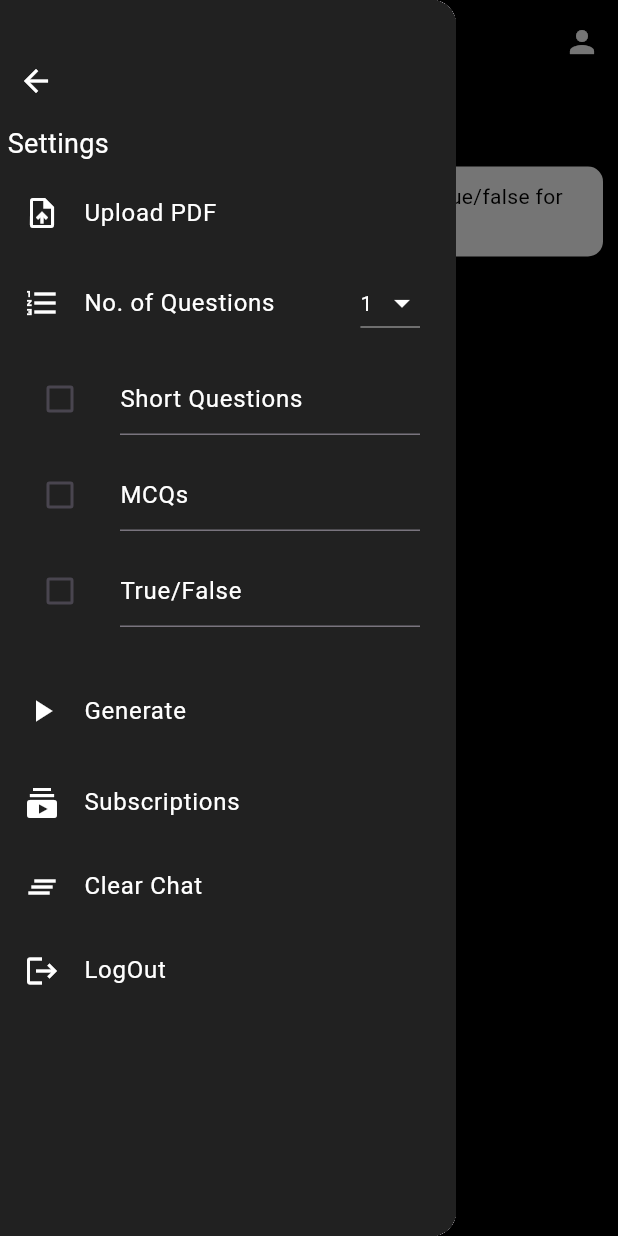
After one commit to Simra-Rizwan/chatbot_code, a Flutter app: the QuizMakerScreen screen opened directly, with the side drawer open, on a phone screen of 412 x 824 dp. The commit adds this screen. Run offline on Flutter 3.47's test engine with Material 3 defaults, Android fonts, the phone set to English and light mode, and no system bars; our stand-ins replace carousel_slider, cloud_firestore, file_picker, firebase_auth, firebase_core, firebase_messaging and 5 more; accounts and stored records are empty; network calls fail.

Commit message:
Updated files are added

```diff
--- a/lib/chatbot_screen.dart
+++ b/lib/chatbot_screen.dart
@@ -2,9 +2,7 @@ import 'dart:convert';
 import 'dart:io';
 import 'package:custfyp/services/dialog_service.dart';
 import 'package:custfyp/subsciption_screen.dart';
-import 'package:custfyp/summarizer_screen.dart';
 import 'package:custfyp/user_profile.dart';
-import 'package:custfyp/welcome_screen.dart';
 import 'package:flutter/material.dart';
 import 'package:http/http.dart' as http;
 import 'package:image_picker/image_picker.dart';
@@ -208,8 +206,10 @@ class _ChatBotScreenState extends State<ChatBotScreen> {
                   onTap: () {
                     setState(() {
                       messages.clear();
-                      messages.add(
-                          {'sender': 'bot', 'text': 'Hi, how can I help you?'});
+                      messages.addAll([
+                        {'sender': 'bot', 'text': 'Hi,Welcome to ChatBot'},
+                        {'sender': 'bot', 'text': 'How can I help you?'}
+                      ]);
                     });
                     Navigator.pop(context); // Close the drawer after clearing
                   },
--- /dev/null
+++ b/lib/quizmaker_screen.dart
@@ -0,0 +1,422 @@
+import 'dart:convert';
+import 'dart:io';
+import 'package:custfyp/services/dialog_service.dart';
+import 'package:custfyp/subsciption_screen.dart';
+import 'package:custfyp/user_profile.dart';
+import 'package:flutter/material.dart';
+import 'package:http/http.dart' as http;
+import 'package:image_picker/image_picker.dart';
+import 'package:file_picker/file_picker.dart';
+
+class QuizMakerScreen extends StatefulWidget {
+  const QuizMakerScreen({super.key});
+
+  @override
+  _QuizMakerScreenState createState() => _QuizMakerScreenState();
+}
+
+class _QuizMakerScreenState extends State<QuizMakerScreen> {
+  final GlobalKey<ScaffoldState> _scaffoldKey = GlobalKey<ScaffoldState>();
+  final TextEditingController _controller = TextEditingController();
+  final ImagePicker _picker = ImagePicker();
+
+  String? selectedPdfPath;
+  String? pdfName; // Variable to store the PDF name
+  int selectedQuestions = 1; // Default number of questions
+  bool isShortChecked = false;
+  bool isMCQsChecked = false;
+  bool isTrueFalseChecked = false;
+  List<Map<String, dynamic>> messages = [
+    {'sender': 'bot', 'text': 'Hi, Welcome to Quiz Maker'},
+    {'sender': 'bot', 'text': 'I can generate short questions, mcqs and true/false for you'}
+  ];
+  final TextEditingController shortController = TextEditingController();
+  final TextEditingController mcqController = TextEditingController();
+  final TextEditingController trueFalseController = TextEditingController();
+
+  String errorMessage = ''; // Variable to store error messages
+
+  Future<void> sendEncodedPayload(String? pdfUrl) async {
+    setState(() {
+      messages
+          .add({'sender': 'user', 'text': _controller.text, 'file': pdfUrl});
+      selectedPdfPath = null;
+    });
+
+    Map<String, dynamic> inputData = {
+      "query_text": _controller.text,
+      "selected_question": selectedQuestions,
+      "short_checked": isShortChecked,
+      "mcqs_checked": isMCQsChecked,
+      "truefalse_checked": isTrueFalseChecked,
+      "pdf_name": pdfName,
+    };
+
+    _controller.clear();
+
+    String jsonStr = jsonEncode(inputData);
+    String encodedStr = base64Encode(utf8.encode(jsonStr));
+
+    String url = "http://10.0.2.2:5000/decode";
+
+    try {
+      final response = await http.post(
+        Uri.parse(url),
+        headers: {"Content-Type": "application/json"},
+        body: jsonEncode({"encoded_data": encodedStr}),
+      );
+
+      if (response.statusCode == 200) {
+        setState(() {
+          messages.add(
+              {'sender': 'bot', 'text': jsonDecode(response.body)['response']});
+        });
+      } else {
+        ScaffoldMessenger.of(context).showSnackBar(
+          SnackBar(content: Text("Error: ${response.body}")),
+        );
+      }
+    } catch (e) {
+      ScaffoldMessenger.of(context).showSnackBar(
+        SnackBar(content: Text("Failed to send request: $e")),
+      );
+    }
+  }
+
+  Future<void> pickAndUploadPDF() async {
+    final result = await FilePicker.platform.pickFiles(
+      type: FileType.custom,
+      allowedExtensions: ['pdf'],
+    );
+    if (result != null) {
+      setState(() {
+        selectedPdfPath = result.files.single.path;
+        pdfName = result.files.single.name;  // Storing the PDF name here
+      });
+    }
+  }
+
+
+  // Function to check the condition of the sum of numbers in checkboxes
+  bool isValidQuestionCount() {
+    int sum = 0;
+    if (isShortChecked) sum += int.tryParse(shortController.text) ?? 0;
+    if (isMCQsChecked) sum += int.tryParse(mcqController.text) ?? 0;
+    if (isTrueFalseChecked) sum += int.tryParse(trueFalseController.text) ?? 0;
+
+    if (sum == selectedQuestions) {
+      setState(() {
+        errorMessage = ''; // Clear error if valid
+      });
+      return true;
+    } else {
+      setState(() {
+        errorMessage = 'The total number of questions must equal $selectedQuestions.';
+      });
+      return false;
+    }
+  }
+
+  @override
+  Widget build(BuildContext context) {
+    return Scaffold(
+      key: _scaffoldKey,
+      appBar: AppBar(
+        backgroundColor: Colors.black,
+        iconTheme: const IconThemeData(color: Colors.white),
+        actions: [
+          IconButton(
+            icon: const Icon(Icons.person, color: Colors.white),
+            onPressed: () {
+              Navigator.push(
+                context,
+                MaterialPageRoute(builder: (context) => const UserProfile()),
+              );
+            },
+          ),
+        ],
+        title: const Text(
+          'Quiz Maker',
+          style: TextStyle(
+            color: Colors.white,
+            fontSize: 18,
+            fontWeight: FontWeight.bold,
+          ),
+        ),
+        centerTitle: true,
+      ),
+      drawer: Drawer(
+        child: Container(
+          color: Colors.grey[900],
+          child: Padding(
+            padding: const EdgeInsets.only(top: 30.0),
+            child: Column(
+              crossAxisAlignment: CrossAxisAlignment.start,
+              children: [
+                IconButton(
+                  icon: const Icon(Icons.arrow_back, color: Colors.white),
+                  onPressed: () {
+                    Navigator.pop(context);
+                  },
+                ),
+                const Padding(
+                  padding: EdgeInsets.all(05.0),
+                  child: Text('Settings',
+                      style: TextStyle(color: Colors.white, fontSize: 18)),
+                ),
+                ListTile(
+                  leading: const Icon(Icons.upload_file, color: Colors.white),
+                  title: const Text("Upload PDF",
+                      style: TextStyle(color: Colors.white)),
+                  onTap: pickAndUploadPDF,
+                ), // Default value
+
+                ListTile(
+                  leading: const Icon(Icons.format_list_numbered,
+                      color: Colors.white),
+                  title: Row(
+                    mainAxisAlignment: MainAxisAlignment.spaceBetween,
+                    children: [
+                      const Text("No. of Questions",
+                          style: TextStyle(color: Colors.white)),
+                      DropdownButton<int>(
+                        value: selectedQuestions,
+                        dropdownColor: Colors.black,
+                        style: const TextStyle(color: Colors.white),
+                        icon: const Icon(Icons.arrow_drop_down,
+                            color: Colors.white),
+                        items: List.generate(20, (index) {
+                          return DropdownMenuItem<int>(
+                            value: index + 1,
+                            child: Text((index + 1).toString()),
+                          );
+                        }),
+                        onChanged: (value) {
+                          setState(() {
+                            selectedQuestions = value!;
+                          });
+                        },
+                      ),
+                    ],
+                  ),
+                ),
+
+                ListTile(
+                  leading: Checkbox(
+                    value: isShortChecked,
+                    onChanged: (bool? value) {
+                      setState(() {
+                        isShortChecked = value!;
+                      });
+                    },
+                  ),
+                  title: TextField(
+                    controller: shortController,
+                    keyboardType: TextInputType.number,
+                    decoration: const InputDecoration(
+                      hintText: "Short Questions",
+                      hintStyle: TextStyle(color: Colors.white),
+                    ),
+                    style: const TextStyle(color: Colors.white),
+                  ),
+                ),
+                ListTile(
+                  leading: Checkbox(
+                    value: isMCQsChecked,
+                    onChanged: (bool? value) {
+                      setState(() {
+                        isMCQsChecked = value!;
+                      });
+                    },
+                  ),
+                  title: TextField(
+                    controller: mcqController,
+                    keyboardType: TextInputType.number,
+                    decoration: const InputDecoration(
+                      hintText: "MCQs",
+                      hintStyle: TextStyle(color: Colors.white),
+                    ),
+                    style: const TextStyle(color: Colors.white),
+                  ),
+                ),
+                ListTile(
+                  leading: Checkbox(
+                    value: isTrueFalseChecked,
+                    onChanged: (bool? value) {
+                      setState(() {
+                        isTrueFalseChecked = value!;
+                      });
+                    },
+                  ),
+                  title: TextField(
+                    controller: trueFalseController,
+                    keyboardType: TextInputType.number,
+                    decoration: const InputDecoration(
+                      hintText: "True/False",
+                      hintStyle: TextStyle(color: Colors.white),
+                    ),
+                    style: const TextStyle(color: Colors.white),
+                  ),
+                ),
+                if (errorMessage.isNotEmpty) ...[
+                  Padding(
+                    padding: const EdgeInsets.all(8.0),
+                    child: Text(
+                      errorMessage,
+                      style: const TextStyle(color: Colors.red),
+                    ),
+                  ),
+                ],
+                // New "Generate" button
+                const SizedBox(height: 20),
+                ListTile(
+                  leading: const Icon(Icons.play_arrow, color: Colors.white),
+                  title: const Text("Generate", style: TextStyle(color: Colors.white)),
+                  onTap: () {
+                    if (isValidQuestionCount()) {
+                      ScaffoldMessenger.of(context).showSnackBar(
+                        const SnackBar(content: Text('Generating quiz...')),
+                      );
+                    }
+                  },
+                ),
+                const SizedBox(height: 05),
+                ListTile(
+                  leading: const Icon(Icons.subscriptions, color: Colors.white),
+                  title: const Text("Subscriptions",
+                      style: TextStyle(color: Colors.white)),
+                  onTap: () {
+                    Navigator.push(
+                      context,
+                      MaterialPageRoute(
+                          builder: (context) => SubsciptionScreen()),
+                    );
+                  },
+                ),
+                ListTile(
+                  leading: const Icon(Icons.clear_all, color: Colors.white),
+                  title: const Text("Clear Chat",
+                      style: TextStyle(color: Colors.white)),
+                  onTap: () {
+                    setState(() {
+                      messages.clear();
+                      messages.addAll([
+                          {'sender': 'bot', 'text': 'Hi, Welcome to Quiz Maker'},
+                          {'sender': 'bot', 'text': 'I can generate short questions, mcqs and true/false for you'}
+                      ]);
+                    });
+                    Navigator.pop(context);
+                  },
+                ),
+                ListTile(
+                  leading: const Icon(Icons.logout, color: Colors.white),
+                  title: const Text("LogOut",
+                      style: TextStyle(color: Colors.white)),
+                  onTap: () {
+                    showLogoutConfirmationDialog(context);
+                  },
+                ),
+              ],
+            ),
+          ),
+        ),
+      ),
+      body: Container(
+        color: Colors.black,
+        child: Column(
+          children: [
+            Expanded(
+              child: ListView.builder(
+                itemCount: messages.length,
+                itemBuilder: (context, index) {
+                  final message = messages[index];
+                  return Align(
+                    alignment: message['sender'] == 'user'
+                        ? Alignment.centerRight
+                        : Alignment.centerLeft,
+                    child: Container(
+                      margin: const EdgeInsets.symmetric(
+                          vertical: 5, horizontal: 10),
+                      padding: const EdgeInsets.all(10),
+                      decoration: BoxDecoration(
+                        color: message['sender'] == 'user'
+                            ? Colors.grey
+                            : Colors.white,
+                        borderRadius: BorderRadius.circular(10),
+                      ),
+                      child: Column(
+                        crossAxisAlignment: CrossAxisAlignment.start,
+                        children: [
+                          if (message['file'] != null)
+                            Text(
+                              "PDF: ${message['file']}",
+                              style: const TextStyle(color: Colors.black),
+                            ),
+                          Text(
+                            message['text'] ?? '',
+                            style: const TextStyle(color: Colors.black),
+                          ),
+                        ],
+                      ),
+                    ),
+                  );
+                },
+              ),
+            ),
+            Padding(
+              padding: const EdgeInsets.all(10.0),
+              child: Row(
+                children: [
+                  if (selectedPdfPath != null)
+                    Expanded(
+                      child: Padding(
+                        padding: const EdgeInsets.only(right: 8.0),
+                        child: Text(
+                          'PDF: $pdfName',
+                          style: const TextStyle(color: Colors.white),
+                          overflow: TextOverflow.ellipsis, // Ensures text does not overflow
+                          maxLines: 1, // Keeps it to a single line
+                        ),
+                      ),
+                    ),
+
+
+                  // IconButton(
+                  //   icon: const Icon(Icons.file_copy, color: Colors.blue),
+                  //   onPressed: pickAndUploadPDF,
+                  // ),
+                  // Expanded(
+                  //   child: TextField(
+                  //     controller: _controller,
+                  //     style: const TextStyle(color: Colors.white),
+                  //     decoration: const InputDecoration(
+                  //       hintText: 'Type your message...',
+                  //       hintStyle: TextStyle(color: Colors.white),
+                  //       border: InputBorder.none,
+                  //     ),
+                  //   ),
+                  // ),
+                  // IconButton(
+                  //   icon: const Icon(Icons.send, color: Colors.blue),
+                  //   onPressed: () {
+                  //     sendEncodedPayload(selectedPdfPath);
+                  //   },
+                  // ),
+                ],
+              ),
+            ),
+          ],
+        ),
+      ),
+    );
+  }
+
+  Future<File?> _pickFile() async {
+    final result = await FilePicker.platform
+        .pickFiles(type: FileType.custom, allowedExtensions: ['pdf']);
+    if (result != null) {
+      return File(result.files.single.path!);
+    }
+    return null;
+  }
+}
--- a/lib/summarizer_screen.dart
+++ b/lib/summarizer_screen.dart
@@ -250,8 +250,10 @@ class _SummarizerScreenState extends State<SummarizerScreen> {
                   onTap: () {
                     setState(() {
                       messages.clear();
-                      messages.add(
-                          {'sender': 'bot', 'text': 'Hi, how can I help you?'});
+                      messages.addAll([
+                      {'sender': 'bot', 'text': 'Hi, Welcome to Summarizer'},
+                      {'sender': 'bot', 'text': 'How can I help you?'}
+                      ]);
                     });
                     Navigator.pop(context); // Close the drawer after clearing
                   },
```
Also changed, not shown: lib/welcome_screen.dart (+11 -1 lines).
